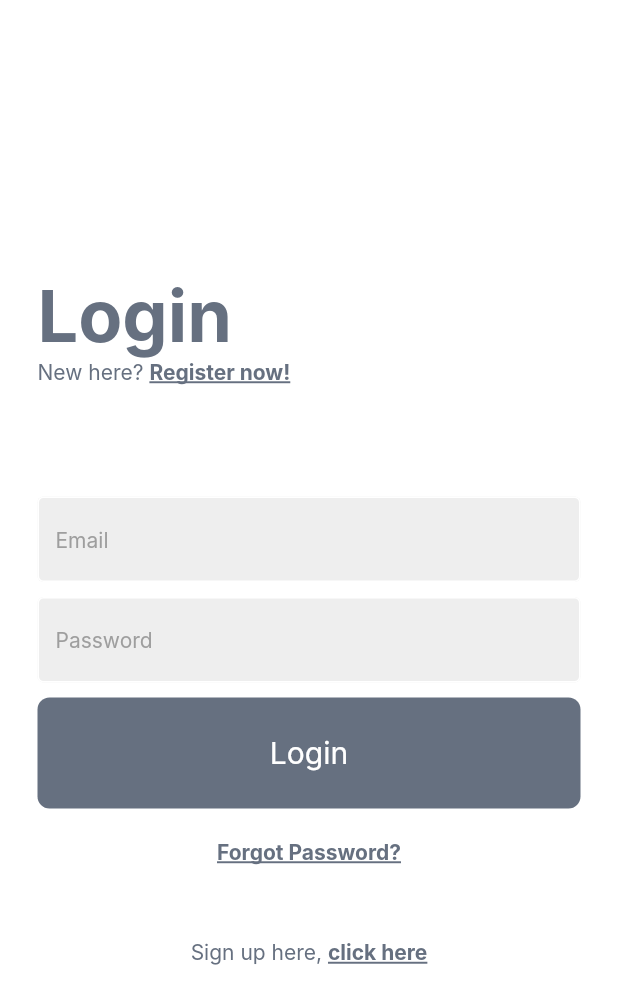
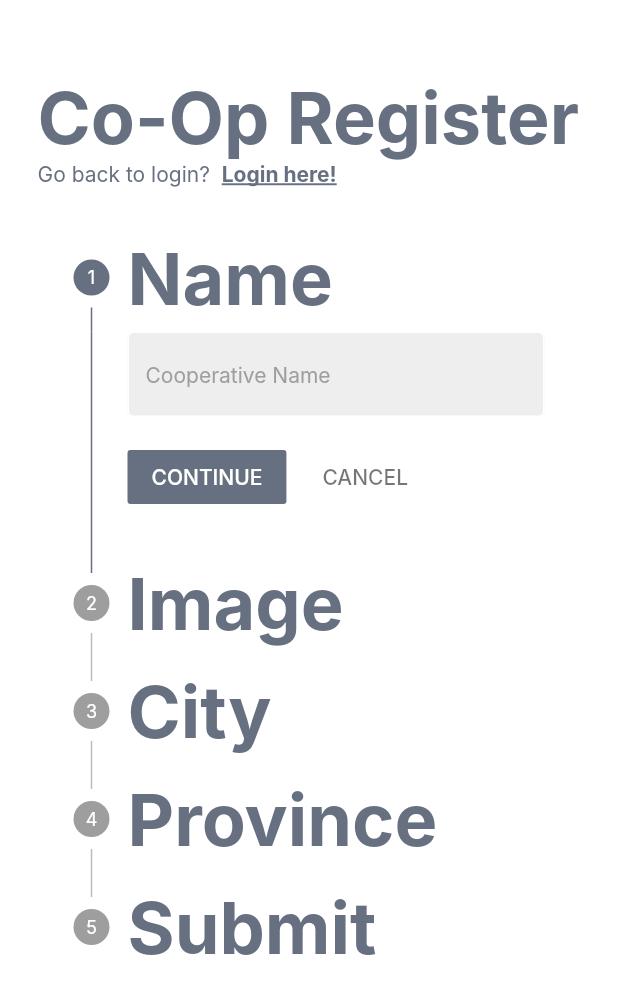
Before and after one commit to Villy15/cooptourism, a Flutter app: the screen it shows after launch, after a tap on "Register now!", on a phone screen of 412 x 824 dp. Shown: the top 1004 px of the screen. Run offline on Flutter 3.47's test engine with Material 2 defaults, Android fonts, the phone set to English and light mode, and no system bars; our stand-ins replace cloud_firestore, firebase_auth, firebase_core, firebase_storage, flutter_riverpod, go_router; accounts and stored records are empty; Roboto replaces fonts that are missing (Inter).

Commit message:
Add register coop

```diff
--- a/lib/config/route/go_router.dart
+++ b/lib/config/route/go_router.dart
@@ -1,4 +1,5 @@
 import 'package:cooptourism/config/auth.dart';
+import 'package:cooptourism/pages/auth/login_or_register.dart';
 import 'package:cooptourism/pages/auth/login_page.dart';
 import 'package:cooptourism/pages/auth/register_page.dart';
 import 'package:cooptourism/pages/cooperatives/coops_page.dart';
@@ -37,12 +38,7 @@ final goRouterProvider = Provider<GoRouter>((ref) {
       GoRoute(
         path: "/login",
         name: "Login",
-        builder: (context, state) => LoginPage(key: state.pageKey),
-      ),
-      GoRoute(
-        path: "/register",
-        name: "Register",
-        builder: (context, state) => RegisterPage(key: state.pageKey),
+        builder: (context, state) => LoginOrRegister(key: state.pageKey),
       ),
       ShellRoute(
           navigatorKey: _shellNavigator,
--- /dev/null
+++ b/lib/pages/auth/login_or_register.dart
@@ -0,0 +1,37 @@
+
+import 'package:cooptourism/pages/auth/login_page.dart';
+import 'package:cooptourism/pages/auth/register_coop/register_coop_page.dart';
+import 'package:cooptourism/pages/auth/register_page.dart';
+import 'package:flutter/material.dart';
+
+
+class LoginOrRegister extends StatefulWidget {
+  const LoginOrRegister({super.key});
+
+  @override
+  State<LoginOrRegister> createState() => _LoginOrRegisterState();
+}
+
+class _LoginOrRegisterState extends State<LoginOrRegister> {
+  bool showLoginPage = true;
+
+  void togglePages() {
+    setState(() {
+      showLoginPage = !showLoginPage;
+      debugPrint("showLoginPage: $showLoginPage");
+    });
+  }
+
+  @override
+  Widget build(BuildContext context) {
+    if (showLoginPage) {
+      return LoginPage(
+        onTap: togglePages,
+      );
+    } else {
+      return RegisterCoopPage(
+        onTap: togglePages,
+      );
+    }
+  }
+}
--- a/lib/pages/auth/login_page.dart
+++ b/lib/pages/auth/login_page.dart
@@ -71,7 +71,7 @@ class _LoginPageState extends State<LoginPage> {
                       ),
                       GestureDetector(
                         onTap: () => {
-                           context.go("/register"),
+                           widget.onTap?.call(),
                         },
                         child: Text(
                           "Register now!",
@@ -129,7 +129,7 @@ class _LoginPageState extends State<LoginPage> {
                     ),
                   ),
 
-                  const SizedBox(height: 50),
+                  const SizedBox(height: 100),
 
                   // go to register page
                   Row(
--- /dev/null
+++ b/lib/pages/auth/register_coop/register_coop_page.dart
@@ -0,0 +1,172 @@
+// import 'package:cloud_firestore/cloud_firestore.dart';
+import 'package:cooptourism/widgets/button.dart';
+import 'package:cooptourism/widgets/text_field.dart';
+import 'package:flutter/material.dart';
+
+
+class RegisterCoopPage extends StatefulWidget {
+  final Function()? onTap;
+
+  const RegisterCoopPage({super.key, this.onTap});
+
+  @override
+  State<RegisterCoopPage> createState() => _RegisterCoopPageState();
+}
+
+class _RegisterCoopPageState extends State<RegisterCoopPage> {
+  final coopNameController = TextEditingController();
+  final cityController = TextEditingController();
+  final provinceController = TextEditingController();
+  int _currentStep = 0;
+
+  List<Step> _buildSteps(BuildContext context) {
+    return [
+      Step(
+        title: const Text('Name', ),
+        content: Column(
+          children: [
+            MyTextField(
+              controller: coopNameController,
+              hintText: 'Cooperative Name',
+              obscureText: false,
+            ),
+          ],
+        ),
+        isActive: _currentStep == 0,
+      ),
+      Step(
+        title: const Text('Image'),
+        content: const Column(
+          children: [
+            Placeholder()
+          ],
+        ),
+        isActive: _currentStep == 1,
+      ),
+      Step(
+        title: const Text('City'),
+        content: Column(
+          children: [
+            MyTextField(
+              controller: cityController,
+              hintText: 'City',
+              obscureText: false,
+            ),
+          ],
+        ),
+        isActive: _currentStep == 2,
+      ),
+      Step(
+        title: const Text('Province'),
+        content: Column(
+          children: [
+            MyTextField(
+              controller: provinceController,
+              hintText: 'Province',
+              obscureText: false,
+            ),
+          ],
+        ),
+        isActive: _currentStep == 3,
+      ),
+      Step(
+        title: const Text('Submit'),
+        content: const Column(
+          children: [
+            Text('Press the button below to submit the form.'),
+          ],
+        ),
+        isActive: _currentStep == 4,
+      ),
+    ];
+  }
+
+
+  // Create a List of Step where first it has it has a name, an image, city, province
+  // and the last step has a button to submit the form
+
+
+  @override
+  Widget build(BuildContext context) {
+    return Scaffold(
+      backgroundColor: Colors.white,
+      body: SafeArea(
+        child: Padding(
+          padding: const EdgeInsets.symmetric(horizontal: 25.0, vertical: 24.0),
+          child: SingleChildScrollView(
+            child: Column(
+              mainAxisAlignment: MainAxisAlignment.center,
+              children: [
+
+                // New here? register now
+                const SizedBox(height: 25),
+
+                Container(
+
+                ),
+
+                 Row(
+                  children: [
+                    Text(
+                      "Co-Op Register",
+                      style: Theme.of(context).textTheme.bodyLarge,
+                    ),
+                  ],
+                ),
+
+                Row(
+                  children: [
+                      Text(
+                      "Go back to login?  ",
+                      style: Theme.of(context).textTheme.bodySmall,
+                    ),
+                    GestureDetector(
+                      onTap: widget.onTap,
+                      child: Text(
+                        "Login here!",
+                        style: Theme.of(context).textTheme.bodySmall?.copyWith(
+                          decoration: TextDecoration.underline,
+                          fontWeight: FontWeight.bold,
+                      ),
+                    ),
+                    )
+                  ],
+                ),
+
+                const SizedBox(height: 25),
+
+
+                Stepper(
+                  currentStep: _currentStep,
+                  physics: const NeverScrollableScrollPhysics(),
+                  onStepContinue: () {
+                    setState(() {
+                      if (_currentStep < _buildSteps(context).length - 1) {
+                        _currentStep++;
+                      }
+                    });
+                  },
+                  onStepCancel: () {
+                    setState(() {
+                      if (_currentStep > 0) {
+                        _currentStep--;
+                      }
+                    });
+                  },
+                  steps: _buildSteps(context),
+                ),
+                if (_currentStep == _buildSteps(context).length - 1)
+                  MyButton(
+                    onTap: () {
+                      // Submit the form
+                    },
+                    text: 'Submit',
+                  ),
+              ],
+            ),
+          ),
+        ),
+      )
+    );
+  }
+}
--- a/lib/pages/auth/register_page.dart
+++ b/lib/pages/auth/register_page.dart
@@ -1,3 +1,4 @@
+import 'package:cloud_firestore/cloud_firestore.dart';
 import 'package:cooptourism/widgets/button.dart';
 import 'package:cooptourism/widgets/text_field.dart';
 import 'package:firebase_auth/firebase_auth.dart';
@@ -44,6 +45,13 @@ class _RegisterPageState extends State<RegisterPage> {
       }
 
       // Add to firestore database w/ UID
+      await FirebaseFirestore.instance
+          .collection('users')
+          .doc(FirebaseAuth.instance.currentUser!.uid)
+          .set({
+        'email': emailTextController.text,
+        'role': 'Customer',
+      });
 
 
     } on FirebaseAuthException catch (e) {
@@ -146,7 +154,7 @@ class _RegisterPageState extends State<RegisterPage> {
                   const SizedBox(height: 20),
 
 
-                  const SizedBox(height: 50),
+                  const SizedBox(height: 100),
 
                   // go to register page
                   Row(
--- a/lib/widgets/bottom_nav_home.dart
+++ b/lib/widgets/bottom_nav_home.dart
@@ -65,7 +65,7 @@ class _BottomNavHomeWidgetState extends ConsumerState<BottomNavHomeWidget> {
         } else if (role == 'Member') {
           context.go("/coops_page");
         } else if (role == 'Customer') {
-          context.go("/marketplace_page");
+          context.go("/wallet_page");
         }
         break;
       case 2:
@@ -74,7 +74,7 @@ class _BottomNavHomeWidgetState extends ConsumerState<BottomNavHomeWidget> {
         } else if (role == 'Member') {
           context.go("/market_page");
         } else if (role == 'Customer') {
-          context.go("/wallet_page");
+          context.go("/market_page");
         }
         break;
       case 3:
@@ -83,7 +83,7 @@ class _BottomNavHomeWidgetState extends ConsumerState<BottomNavHomeWidget> {
         } else if (role == 'Member') {
           context.go("/profile_page");
         } else if (role == 'Customer') {
-          context.go("/events_page");
+          context.go("/profile_page");
         }
         break;
       case 4:
@@ -166,20 +166,20 @@ class _BottomNavHomeWidgetState extends ConsumerState<BottomNavHomeWidget> {
         label: 'Wallet',
       ),
       BottomNavigationBarItem(
-        icon: Icon(Icons.event_outlined),
-        activeIcon: Icon(Icons.event_rounded),
-        label: 'Events',
-      ),
-      BottomNavigationBarItem(
-        icon: Icon(Icons.notifications_outlined),
-        activeIcon: Icon(Icons.notifications_rounded),
-        label: 'Notifications',
+        icon: Icon(Icons.store_mall_directory_outlined),
+        activeIcon: Icon(Icons.store_mall_directory_rounded),
+        label: 'Market',
       ),
       BottomNavigationBarItem(
         icon: Icon(Icons.person_outline_rounded),
         activeIcon: Icon(Icons.person_rounded),
         label: 'Profile',
       ),
+      BottomNavigationBarItem(
+        icon: Icon(Icons.menu_rounded),
+        activeIcon: Icon(Icons.menu_open_rounded),
+        label: 'Menu',
+      ),
     ];
   }
 }
```
